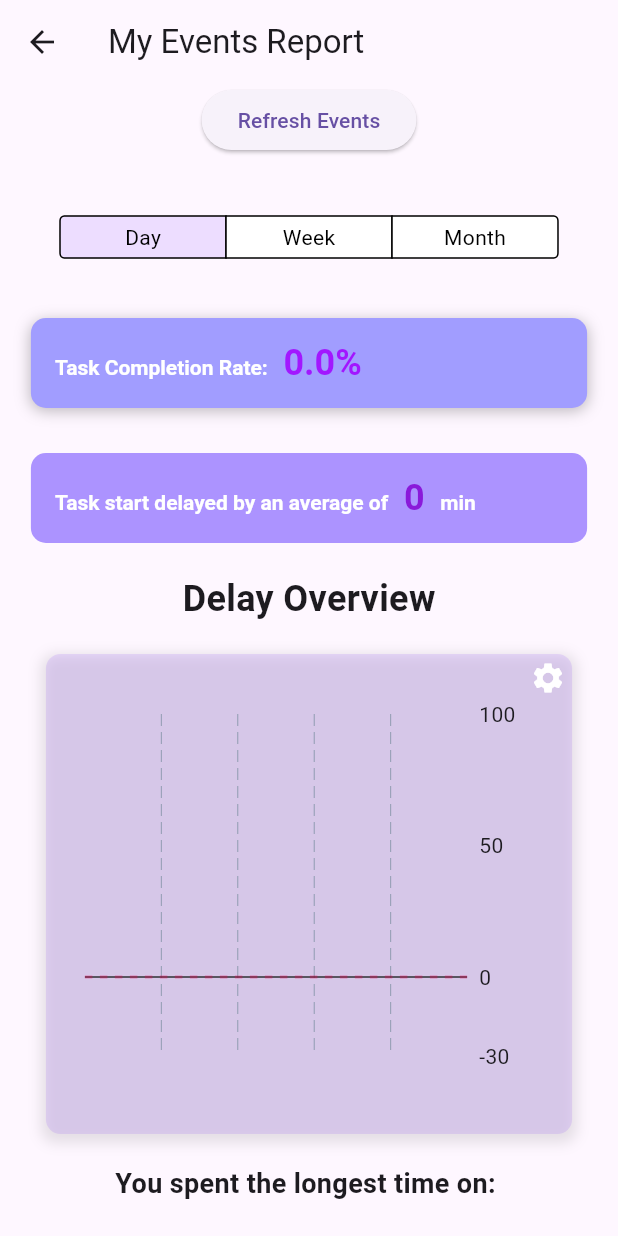
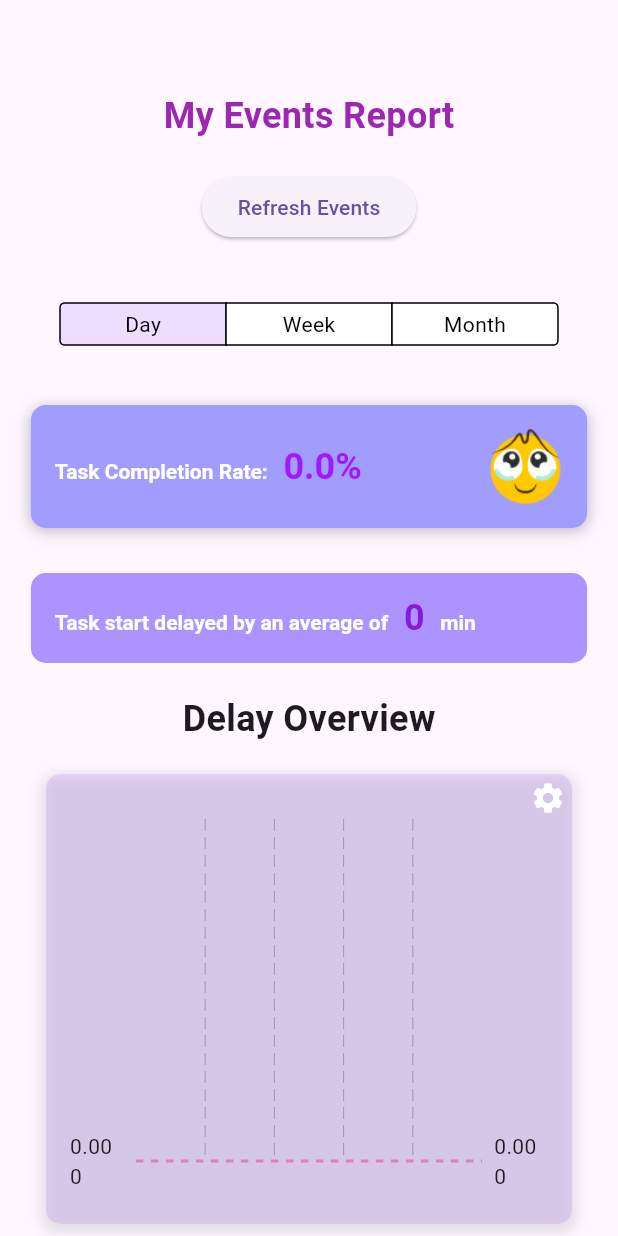
Before and after one commit to Peetzie/02808----Daily-Space, a Flutter app: the OptionTwoPage screen opened directly, after a tap on an icon or button, on a phone screen of 412 x 824 dp. Run offline on Flutter 3.47's test engine with Material 3 defaults, Android fonts, the phone set to English and light mode, and no system bars; drawn by our look-alikes of fl_chart; our stand-ins replace auth_buttons, cloud_firestore, firebase_auth, firebase_core, google_sign_in, numberpicker and 1 more; accounts and stored records are empty.

Commit message:
fix the bugs

```diff
--- a/dailyspace/lib/screens/vis.dart
+++ b/dailyspace/lib/screens/vis.dart
@@ -239,10 +239,22 @@ class _OptionTwoPageState extends State<OptionTwoPage> {
     var longestTaskEntry = _taskWithLongestDuration();
 
     return Scaffold(
-        appBar: AppBar(title: const Text("My Events Report")),
         body: SingleChildScrollView(
       child: Column(
         children: [
+          SizedBox(height: 40),
+          Container(
+            alignment: Alignment.center,
+            padding: const EdgeInsets.all(20),
+            child: Text(
+              "My Events Report",
+              style: TextStyle(
+                color: Colors.purple, // Set the color to purple
+                fontSize: 24, // Optionally set the font size
+                fontWeight: FontWeight.bold,
+              ),
+            ),
+          ),
           ElevatedButton(
             onPressed: () {
               fetchEvents();
@@ -271,8 +283,7 @@ class _OptionTwoPageState extends State<OptionTwoPage> {
             },
             child: Container(
               width: baseWidth,
-                  child:
-                      DelayAverageDurationWidget(averageDelays: averageDelays),
+              child: DelayAverageDurationWidget(averageDelays: averageDelays),
             ),
           ),
           const SizedBox(height: 10),
--- a/dailyspace/lib/services/google_sign_in_manager.dart
+++ b/dailyspace/lib/services/google_sign_in_manager.dart
@@ -1,3 +1,5 @@
+import 'dart:developer';
+
 import 'package:google_sign_in/google_sign_in.dart';
 
 class GoogleSignInManager {
@@ -27,6 +29,7 @@ class GoogleSignInManager {
       return await googleSignIn.signIn();
     } catch (e) {
       // Handle errors here if needed
+      log(e.toString());
       return null;
     }
   }
--- a/dailyspace/lib/sources/app_colors.dart
+++ b/dailyspace/lib/sources/app_colors.dart
@@ -22,4 +22,6 @@ class AppColors {
   static const Color contentColorPink = Color(0xFFFF3AF2);
   static const Color contentColorRed = Color(0xFFE80054);
   static const Color contentColorCyan = Color(0xFF50E4FF);
+
+  static getColorFromId(String colorId) {}
 }
--- a/dailyspace/lib/widgets/graphs/delay_bar_chart.dart
+++ b/dailyspace/lib/widgets/graphs/delay_bar_chart.dart
@@ -1,23 +1,39 @@
-import 'package:dailyspace/sources/app_colors.dart';
-import 'package:dailyspace/sources/palette.dart';
-import 'package:dailyspace/widgets/graphs/sliderDialog.dart';
-import 'package:fl_chart/fl_chart.dart';
 import 'package:flutter/material.dart';
 import 'package:tuple/tuple.dart';
+import 'package:fl_chart/fl_chart.dart';
+import 'package:dailyspace/sources/app_colors.dart';
+import 'package:dailyspace/widgets/graphs/sliderDialog.dart';
 
-class DelayBarChart extends StatelessWidget {
+class DelayBarChart extends StatefulWidget {
   final Map<Tuple2<String, String>, double> averageDelays;
-  final int overflowChars = 8;
-  double yMax = 100;
 
   DelayBarChart(this.averageDelays, {super.key});
 
   @override
+  _DelayBarChartState createState() => _DelayBarChartState();
+}
+
+class _DelayBarChartState extends State<DelayBarChart> {
+  late double yMax;
+
+  @override
+  void initState() {
+    super.initState();
+    yMax = widget.averageDelays.values
+        .fold(0, (prev, element) => element > prev ? element : prev);
+  }
+
+  void updateYMax(double newMax) {
+    setState(() {
+      yMax = newMax;
+    });
+  }
+
+  @override
   Widget build(BuildContext context) {
+    double combinedAverageDelay =
+        computeAverageOfAverages(widget.averageDelays);
     String maxDurationCategory = findMaxDurationCategory();
-    double combinedAverageDelay = computeAverageOfAverages(averageDelays);
-    double height = MediaQuery.of(context).size.height * 0.25;
-    double width = MediaQuery.of(context).size.width * 0.8;
 
     return Column(
       children: [
@@ -30,24 +46,21 @@ class DelayBarChart extends StatelessWidget {
           children: [
             Container(
               alignment: Alignment.center,
+              height: 300,
+              padding: const EdgeInsets.symmetric(horizontal: 16.0),
+              margin: const EdgeInsets.all(10),
               decoration: BoxDecoration(
                 color: AppColors.contentColorPurple.withAlpha(30),
-                borderRadius: BorderRadius.circular(width * 0.03),
+                borderRadius: BorderRadius.circular(10),
                 boxShadow: [
                   BoxShadow(
                     color: Colors.black.withOpacity(0.1),
                     spreadRadius: 3,
                     blurRadius: 7,
-                    offset: const Offset(0, 3), // changes position of shadow
+                    offset: const Offset(0, 3),
                   ),
                 ],
               ),
-              padding: const EdgeInsets.all(10),
-              margin: const EdgeInsets.all(10),
-              child: Container(
-                alignment: Alignment.center,
-                height: 300,
-                padding: const EdgeInsets.symmetric(horizontal: 16.0),
               child: BarChart(
                 swapAnimationDuration:
                     const Duration(milliseconds: 70), // Optional
@@ -59,7 +72,7 @@ class DelayBarChart extends StatelessWidget {
                       label: HorizontalLineLabel(
                         show: true,
                         labelResolver: (line) =>
-                                'Avg: ${line.y.toStringAsFixed(1)} mins', // Customize label text
+                            'Avg: ${line.y.toStringAsFixed(1)} mins',
                         style: TextStyle(
                           color: AppColors.contentColorRed.withAlpha(90),
                           fontWeight: FontWeight.bold,
@@ -68,27 +81,26 @@ class DelayBarChart extends StatelessWidget {
                       ),
                       color: AppColors.contentColorRed.withAlpha(90),
                       strokeWidth: 2,
-                          dashArray: [5, 5])
+                      dashArray: [5, 5],
+                    )
                   ]),
                   alignment: BarChartAlignment.spaceAround,
                   maxY: yMax,
-                    minY: -30,
+                  minY: 0,
                   barTouchData: BarTouchData(
                     enabled: true,
                     touchTooltipData: BarTouchTooltipData(
                       tooltipPadding: const EdgeInsets.all(8),
                       tooltipMargin: 8,
                       getTooltipItem: (group, groupIndex, rod, rodIndex) {
-                          final key = averageDelays.keys.elementAt(groupIndex);
-                          final calendarName = key.item1;
-                          final colorId = key.item2;
-
+                        final key =
+                            widget.averageDelays.keys.elementAt(groupIndex);
                         return BarTooltipItem(
-                            '$calendarName\n',
+                          '${key.item1}\n',
                           const TextStyle(color: Colors.white),
                           children: <TextSpan>[
                             TextSpan(
-                                text: '${averageDelays[key]} mins',
+                              text: '${widget.averageDelays[key]} mins',
                               style: const TextStyle(
                                 color: Colors.yellow,
                                 fontWeight: FontWeight.bold,
@@ -107,55 +119,37 @@ class DelayBarChart extends StatelessWidget {
                         reservedSize: 42,
                         getTitlesWidget: (double value, TitleMeta meta) {
                           final index = value.toInt();
-                            final key = averageDelays.keys.elementAt(index);
-                            final calendarName = key.item1;
+                          final key =
+                              widget.averageDelays.keys.elementAt(index);
                           return SideTitleWidget(
                             axisSide: meta.axisSide,
                             space: 16.0,
                             child: Text(
-                                calendarName.length > overflowChars
-                                    ? '${calendarName.substring(0, overflowChars)}...'
-                                    : calendarName,
-                                overflow: calendarName.length > overflowChars
-                                    ? TextOverflow.ellipsis
-                                    : TextOverflow.visible,
+                              key.item1,
+                              overflow: TextOverflow.ellipsis,
                             ),
                           );
                         },
                       ),
                     ),
-                      leftTitles: const AxisTitles(
-                        sideTitles: SideTitles(showTitles: false),
-                      ),
                   ),
                   gridData: FlGridData(
                     show: true,
-                        checkToShowHorizontalLine: (value) => value % yMax == 0,
-                        getDrawingHorizontalLine: (value) {
-                          return const FlLine(
-                              color: Color.fromARGB(255, 46, 48, 52),
-                              strokeWidth: 1);
-                        }),
+                  ),
                   borderData: FlBorderData(show: false),
-                    barGroups: averageDelays.keys.map((key) {
-                      final index = averageDelays.keys.toList().indexOf(key);
-                      final keysplit = averageDelays.keys.elementAt(index);
-                      final colorId = keysplit.item2;
-                      double yval = averageDelays[key] ?? 0;
-                      bool isOverflowing = yval > yMax;
+                  barGroups: widget.averageDelays.keys.map((key) {
+                    final yval = widget.averageDelays[key] ?? 0;
                     return BarChartGroupData(
-                        x: index,
+                      x: widget.averageDelays.keys.toList().indexOf(key),
                       barRods: [
                         BarChartRodData(
-                            toY: isOverflowing ? yMax : yval,
-                            color: getColorFromId(
-                                colorId), // Use colorMap to get color dynamically
+                          toY: yval > yMax ? yMax : yval,
+                          color: Colors.blue,
                           width: 4,
                         ),
                       ],
                     );
                   }).toList(),
-                  ),
                 ),
               ),
             ),
@@ -165,7 +159,7 @@ class DelayBarChart extends StatelessWidget {
               child: IconButton(
                 icon: const Icon(Icons.settings, color: Colors.white),
                 onPressed: () {
-                  RangeSliderDialog.show(context);
+                  RangeSliderDialog.show(context, yMax, updateYMax);
                 },
               ),
             ),
@@ -183,7 +177,7 @@ class DelayBarChart extends StatelessWidget {
   String findMaxDurationCategory() {
     double maxDuration = 0.0;
     String maxCategory = '';
-    averageDelays.forEach((key, value) {
+    widget.averageDelays.forEach((key, value) {
       if (value > maxDuration) {
         maxDuration = value;
         maxCategory = key.item1;
@@ -195,7 +189,6 @@ class DelayBarChart extends StatelessWidget {
   double computeAverageOfAverages(
       Map<Tuple2<String, String>, double> averages) {
     if (averages.isEmpty) return 0.0;
-
     double sum = averages.values
         .fold(0.0, (previousSum, element) => previousSum + element);
     return sum / averages.length;
--- a/dailyspace/lib/widgets/graphs/reasons_pie_chart.dart
+++ b/dailyspace/lib/widgets/graphs/reasons_pie_chart.dart
@@ -60,7 +60,11 @@ class _ReasonsPieChartState extends State<ReasonsPieChart> {
                 alignment: Alignment.centerLeft,
                 child: Text(
                   'Reasons Distribution',
-                  style: Theme.of(context).textTheme.headline6,
+                  style: TextStyle(
+                    fontSize: 20.0, // Similar size to headline6
+                    fontWeight: FontWeight.bold,
+                    color: Colors.black, // Customize the color if needed
+                  ),
                   textAlign: TextAlign.left,
                 ),
               ),
--- a/dailyspace/lib/widgets/graphs/sliderDialog.dart
+++ b/dailyspace/lib/widgets/graphs/sliderDialog.dart
@@ -1,12 +1,13 @@
 import 'package:flutter/material.dart';
 
 class RangeSliderDialog {
-  static void show(BuildContext context) {
+  static void show(BuildContext context, double initialMax,
+      Function(double) onRangeSelected) {
+    RangeValues selectedRange = RangeValues(0, initialMax);
+
     showDialog(
       context: context,
       builder: (BuildContext context) {
-        double initialValue = 50; // initial value for range slider
-        RangeValues selectedRange = const RangeValues(0, 100); // range for slider
         return AlertDialog(
           title: const Text('Select Range'),
           content: StatefulBuilder(
@@ -17,7 +18,7 @@ class RangeSliderDialog {
                   RangeSlider(
                     values: selectedRange,
                     min: 0,
-                    max: 100,
+                    max: initialMax,
                     onChanged: (RangeValues values) {
                       setState(() {
                         selectedRange = values;
@@ -35,15 +36,12 @@ class RangeSliderDialog {
           actions: <Widget>[
             ElevatedButton(
               child: const Text('Cancel'),
-              onPressed: () {
-                Navigator.of(context).pop();
-              },
+              onPressed: () => Navigator.of(context).pop(),
             ),
             ElevatedButton(
               child: const Text('Apply'),
               onPressed: () {
-                // Apply the selected range
-                // You can pass the selected range values to wherever needed
+                onRangeSelected(selectedRange.end);
                 Navigator.of(context).pop();
               },
             ),
--- a/dailyspace/lib/widgets/graphs/task_completion.dart
+++ b/dailyspace/lib/widgets/graphs/task_completion.dart
@@ -14,6 +14,15 @@ class TaskCompletionWidget extends StatelessWidget {
   Widget build(BuildContext context) {
     final double completionPercentage =
         totalTasks > 0 ? (completedTasks / totalTasks) * 100 : 0.0;
+    String imageAsset;
+
+    if (completionPercentage < 50) {
+      imageAsset = 'assets/face1.png'; // Path to your first image
+    } else if (completionPercentage < 70) {
+      imageAsset = 'assets/face2.png'; // Path to your second image
+    } else {
+      imageAsset = 'assets/face3.png'; // Path to your third image
+    }
 
     return Container(
       padding: const EdgeInsets.all(16),
@@ -28,6 +37,10 @@ class TaskCompletionWidget extends StatelessWidget {
           ),
         ],
       ),
+      child: Row(
+        mainAxisAlignment: MainAxisAlignment.spaceBetween,
+        children: [
+          Expanded(
             child: RichText(
               text: TextSpan(
                 text: 'Task Completion Rate:   ',
@@ -41,12 +54,20 @@ class TaskCompletionWidget extends StatelessWidget {
                     style: const TextStyle(
                       color: Color.fromARGB(255, 162, 23, 255),
                       fontWeight: FontWeight.bold,
-                fontSize: 24, // Increase this value to adjust the font size
+                      fontSize: 24,
                     ),
                   ),
                 ],
               ),
             ),
+          ),
+          Image.asset(
+            imageAsset,
+            width: 50, // You can adjust the size here
+            height: 50,
+          ),
+        ],
+      ),
     );
   }
 }
--- a/dailyspace/pubspec.yaml
+++ b/dailyspace/pubspec.yaml
@@ -90,6 +90,10 @@ flutter:
   # the material Icons class.
   uses-material-design: true
 
+  assets:
+    - assets/face1.png
+    - assets/face2.png
+    - assets/face3.png
   # To add assets to your application, add an assets section, like this:
   # assets:
   #   - images/a_dot_burr.jpeg
```
Also changed, not shown: dailyspace/lib/screens/acitivity_tracker.dart (+14 -6 lines), dailyspace/lib/screens/calendar.dart (+7 -11 lines), dailyspace/lib/widgets/graphs/duration_bar_chart.dart (+6 -2 lines), dailyspace/assets/face1.png (added), dailyspace/assets/face2.png (added), dailyspace/assets/face3.png (added). Lines whose indentation alone changed are shown as unchanged.
